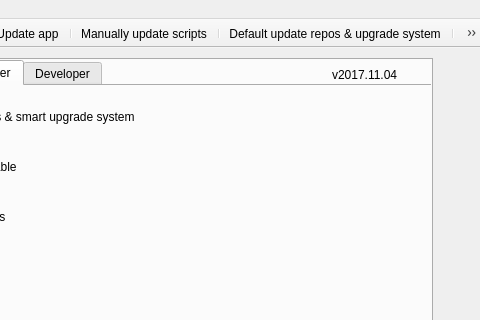
Qt form src/mainwindow.ui (adgellida/ubunsys) before a commit; both pictures show x 208 to 688 and y 0 to 320 of the 688 by 590 pixel window.
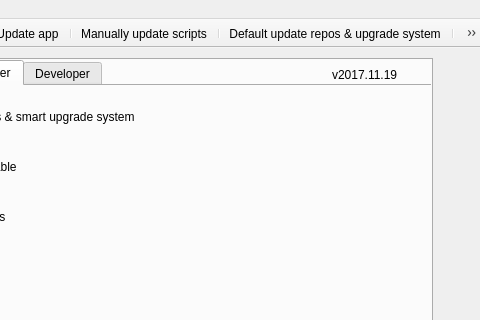
The same form after that commit. Icons and pictures are not drawn.

```diff
--- a/src/mainwindow.ui
+++ b/src/mainwindow.ui
@@ -4019,7 +4019,7 @@
      </rect>
     </property>
     <property name="text">
-     <string>v2017.11.04</string>
+     <string>v2017.11.19</string>
     </property>
    </widget>
   </widget>
```
